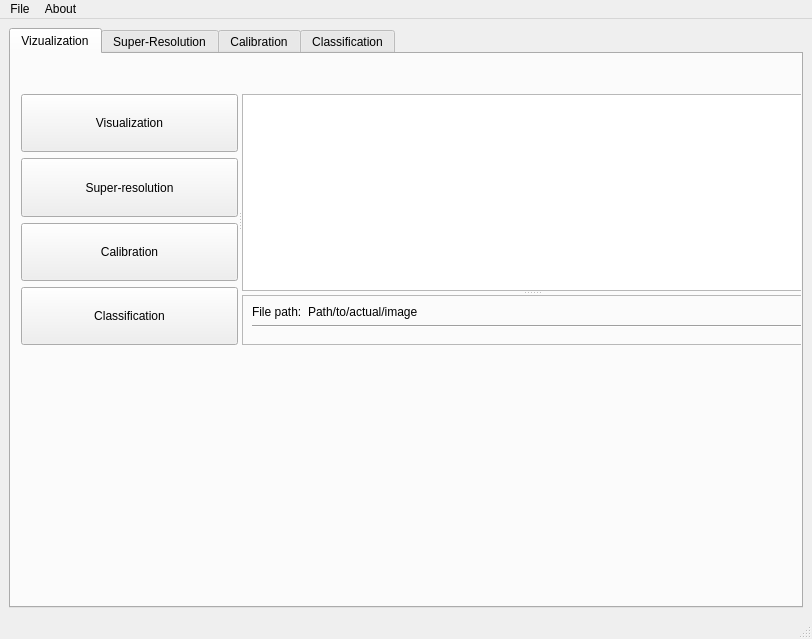
Before: the Qt Designer form src/qt/MainWindow.ui in Techlauncher-LeafAnalyzer/Hyperspectral-Image-Inspector, drawn with Qt 5.
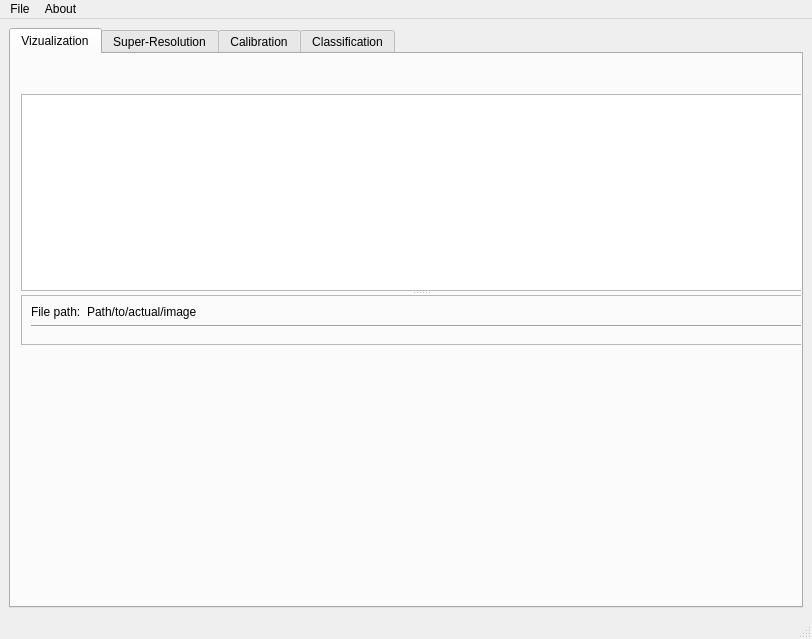
After: the same form once the commit is applied. Custom widgets are drawn as their Qt base class.

Commit message: LEAF-91 Remove wirings. Working tabs

```diff
--- a/src/qt/MainWindow.ui
+++ b/src/qt/MainWindow.ui
@@ -42,62 +42,6 @@
         <property name="orientation">
          <enum>Qt::Orientation::Horizontal</enum>
         </property>
-        <widget class="QWidget" name="layoutWidget">
-         <layout class="QVBoxLayout" name="verticalLayout">
-          <item>
-           <widget class="QPushButton" name="visualizationButton">
-            <property name="sizePolicy">
-             <sizepolicy hsizetype="Minimum" vsizetype="Expanding">
-              <horstretch>0</horstretch>
-              <verstretch>0</verstretch>
-             </sizepolicy>
-            </property>
-            <property name="text">
-             <string>Visualization</string>
-            </property>
-           </widget>
-          </item>
-          <item>
-           <widget class="QPushButton" name="superResolutionButton">
-            <property name="sizePolicy">
-             <sizepolicy hsizetype="Minimum" vsizetype="Expanding">
-              <horstretch>0</horstretch>
-              <verstretch>0</verstretch>
-             </sizepolicy>
-            </property>
-            <property name="text">
-             <string>Super-resolution</string>
-            </property>
-           </widget>
-          </item>
-          <item>
-           <widget class="QPushButton" name="calibrationButton">
-            <property name="sizePolicy">
-             <sizepolicy hsizetype="Minimum" vsizetype="Expanding">
-              <horstretch>0</horstretch>
-              <verstretch>0</verstretch>
-             </sizepolicy>
-            </property>
-            <property name="text">
-             <string>Calibration</string>
-            </property>
-           </widget>
-          </item>
-          <item>
-           <widget class="QPushButton" name="classificationButton">
-            <property name="sizePolicy">
-             <sizepolicy hsizetype="Minimum" vsizetype="Expanding">
-              <horstretch>0</horstretch>
-              <verstretch>0</verstretch>
-             </sizepolicy>
-            </property>
-            <property name="text">
-             <string>Classification</string>
-            </property>
-           </widget>
-          </item>
-         </layout>
-        </widget>
         <widget class="QSplitter" name="splitter_2">
          <property name="orientation">
           <enum>Qt::Orientation::Vertical</enum>
```
The commit also changes 2 other files.
